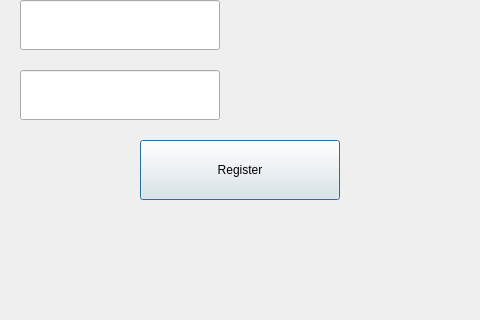
YTGhost/LLK, file register.ui: the form before one commit; both pictures show x 150 to 630 and y 280 to 600 of the 800 by 600 pixel window.
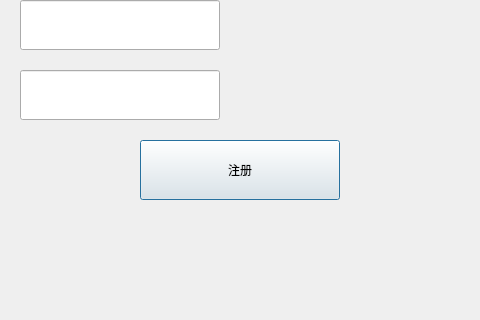
The form after the commit.

The edit to the form file:
```diff
--- a/register.ui
+++ b/register.ui
@@ -82,7 +82,7 @@
      </rect>
     </property>
     <property name="text">
-     <string>Register</string>
+     <string>注册</string>
     </property>
    </widget>
    <widget class="QLabel" name="userLabel">
```
